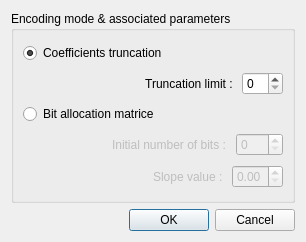
Before: the Qt Designer form app/Operations/DCTDialog.ui in eiimage/eiimage, drawn with Qt 5.
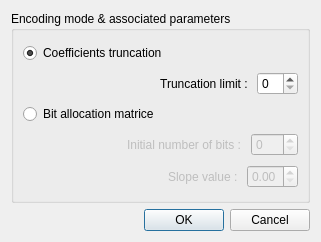
After: the same form once the commit is applied.

Patch:
```diff
--- a/app/Operations/DCTDialog.ui
+++ b/app/Operations/DCTDialog.ui
@@ -6,7 +6,7 @@
    <rect>
     <x>0</x>
     <y>0</y>
-    <width>306</width>
+    <width>321</width>
     <height>242</height>
    </rect>
   </property>
```
Left out of the diff: 2 changed lines with no effect on the pictures.
